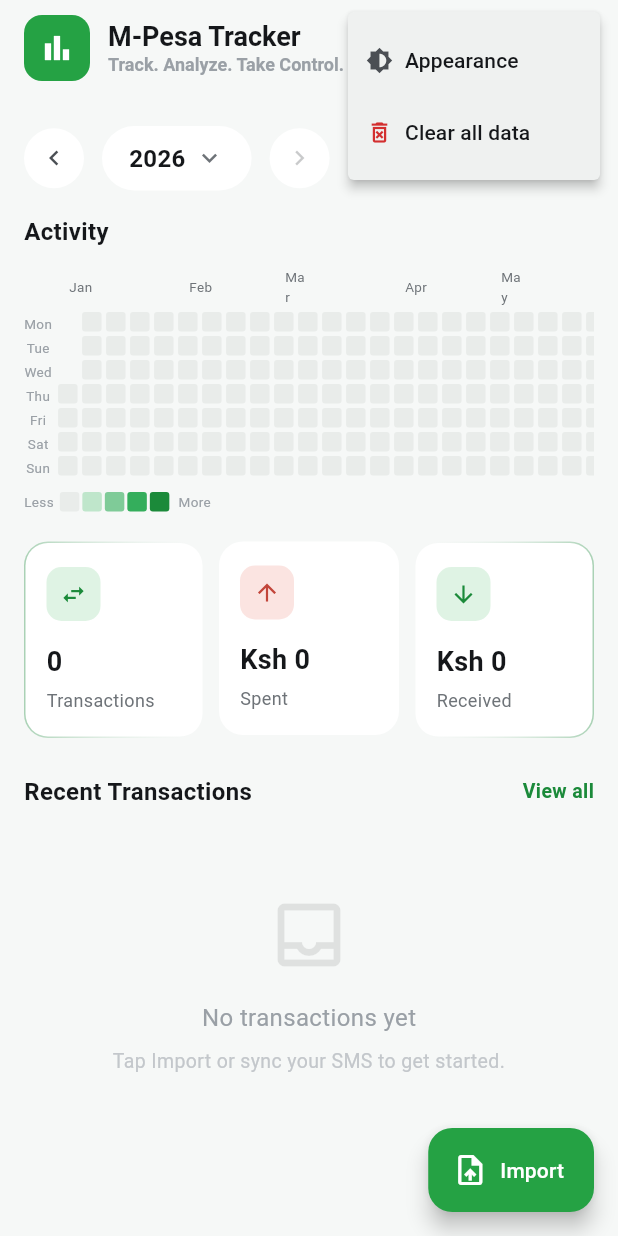
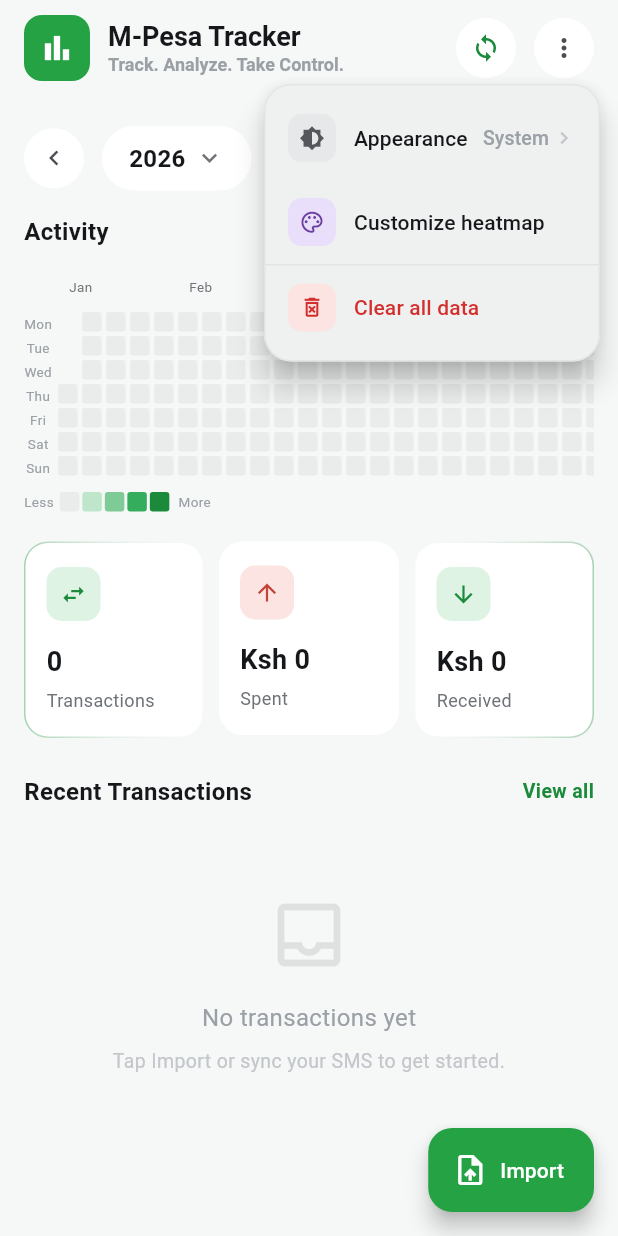
Before and after one commit to lawmaluki/M-Pesa-Activity-Tracker, a Flutter app: the screen it shows after launch, after a tap on the "more vert" icon, on a phone screen of 412 x 824 dp. Run offline on Flutter 3.47's test engine with Material 3 defaults, Android fonts, the phone set to English and light mode, and no system bars; our stand-ins replace csv, file_picker, permission_handler, shared_preferences, sqflite; missing offline and left inert: flutter_sms_inbox, pdfrx; accounts and stored records are empty.

Commit message:
feat(heatmap): let users customize heatmap appearance
Adds a customize sheet for the heatmap's colour theme, cell size and cell
shape, reached from the home screen. Choices persist across launches via
shared_preferences.

Colour palettes live in heatmap_theme.dart rather than inline in the
grid, so every surface that reads intensity colours — the grid, its
legend, and the day-detail intensity dot — stays in sync from one source
and updates live when the setting changes.

Co-Authored-By: Claude Opus 5 <noreply@anthropic.com>

```diff
--- a/lib/main.dart
+++ b/lib/main.dart
@@ -2,6 +2,7 @@ import 'package:flutter/material.dart';
 import 'package:flutter/services.dart';
 import 'package:provider/provider.dart';
 
+import 'providers/heatmap_settings_provider.dart';
 import 'providers/theme_provider.dart';
 import 'providers/transaction_provider.dart';
 import 'screens/home_screen.dart';
@@ -22,6 +23,7 @@ class MpesaTrackerApp extends StatelessWidget {
       providers: [
         ChangeNotifierProvider(create: (_) => TransactionProvider()),
         ChangeNotifierProvider(create: (_) => ThemeProvider()),
+        ChangeNotifierProvider(create: (_) => HeatmapSettingsProvider()),
       ],
       child: Consumer<ThemeProvider>(
         builder: (context, themeProvider, _) {
--- /dev/null
+++ b/lib/providers/heatmap_settings_provider.dart
@@ -0,0 +1,77 @@
+import 'package:flutter/foundation.dart';
+import 'package:shared_preferences/shared_preferences.dart';
+
+import '../theme/heatmap_theme.dart';
+
+/// User-customizable heatmap appearance — color theme, cell size, cell
+/// shape. Applies live everywhere the heatmap's colors are read (the grid,
+/// its legend, and the day-detail intensity dot) since those all watch this
+/// provider. Choices persist across launches.
+class HeatmapSettingsProvider extends ChangeNotifier {
+  static const _colorKey = 'heatmap_color_theme';
+  static const _sizeKey = 'heatmap_cell_size';
+  static const _shapeKey = 'heatmap_cell_shape';
+
+  HeatmapColorTheme _colorTheme = HeatmapColorTheme.green;
+  HeatmapCellSize _cellSize = HeatmapCellSize.medium;
+  HeatmapCellShape _cellShape = HeatmapCellShape.square;
+
+  HeatmapColorTheme get colorTheme => _colorTheme;
+  HeatmapCellSize get cellSize => _cellSize;
+  HeatmapCellShape get cellShape => _cellShape;
+
+  HeatmapSettingsProvider() {
+    _load();
+  }
+
+  Future<void> _load() async {
+    try {
+      final prefs = await SharedPreferences.getInstance();
+      _colorTheme = HeatmapColorTheme.values.firstWhere(
+        (c) => c.name == prefs.getString(_colorKey),
+        orElse: () => HeatmapColorTheme.green,
+      );
+      _cellSize = HeatmapCellSize.values.firstWhere(
+        (s) => s.name == prefs.getString(_sizeKey),
+        orElse: () => HeatmapCellSize.medium,
+      );
+      _cellShape = HeatmapCellShape.values.firstWhere(
+        (s) => s.name == prefs.getString(_shapeKey),
+        orElse: () => HeatmapCellShape.square,
+      );
+      notifyListeners();
+    } catch (_) {
+      // Fall back to defaults if prefs aren't available.
+    }
+  }
+
+  Future<void> setColorTheme(HeatmapColorTheme theme) async {
+    if (_colorTheme == theme) return;
+    _colorTheme = theme;
+    notifyListeners();
+    await _persist(_colorKey, theme.name);
+  }
+
+  Future<void> setCellSize(HeatmapCellSize size) async {
+    if (_cellSize == size) return;
+    _cellSize = size;
+    notifyListeners();
+    await _persist(_sizeKey, size.name);
+  }
+
+  Future<void> setCellShape(HeatmapCellShape shape) async {
+    if (_cellShape == shape) return;
+    _cellShape = shape;
+    notifyListeners();
+    await _persist(_shapeKey, shape.name);
+  }
+
+  Future<void> _persist(String key, String value) async {
+    try {
+      final prefs = await SharedPreferences.getInstance();
+      await prefs.setString(key, value);
+    } catch (_) {
+      // Non-fatal — the choice still applies for this session.
+    }
+  }
+}
--- a/lib/screens/home_screen.dart
+++ b/lib/screens/home_screen.dart
@@ -4,6 +4,7 @@ import '../providers/theme_provider.dart';
 import '../providers/transaction_provider.dart';
 import '../services/sms_service.dart';
 import '../theme/app_colors.dart';
+import '../widgets/heatmap_customize_sheet.dart';
 import '../widgets/heatmap_widget.dart';
 import '../widgets/summary_stats.dart';
 import '../widgets/transaction_card.dart';
@@ -105,6 +106,17 @@ class _HomeScreenState extends State<HomeScreen> {
         ),
       ),
     );
+  }
+
+  static String _appearanceLabel(ThemeMode mode) {
+    switch (mode) {
+      case ThemeMode.system:
+        return 'System';
+      case ThemeMode.light:
+        return 'Light';
+      case ThemeMode.dark:
+        return 'Dark';
+    }
   }
 
   @override
@@ -225,6 +237,13 @@ class _HomeScreenState extends State<HomeScreen> {
         const SizedBox(width: 8),
         PopupMenuButton<String>(
           color: colors.surfaceAlt,
+          elevation: 8,
+          offset: const Offset(0, 48),
+          padding: EdgeInsets.zero,
+          shape: RoundedRectangleBorder(
+            borderRadius: BorderRadius.circular(18),
+            side: BorderSide(color: colors.border),
+          ),
           icon: Container(
             width: 40,
             height: 40,
@@ -238,6 +257,8 @@ class _HomeScreenState extends State<HomeScreen> {
           onSelected: (value) async {
             if (value == 'theme') {
               await _showAppearanceDialog();
+            } else if (value == 'customize_heatmap') {
+              await HeatmapCustomizeSheet.show(context);
             } else if (value == 'clear') {
               final confirm = await showDialog<bool>(
                 context: context,
@@ -267,32 +288,49 @@ class _HomeScreenState extends State<HomeScreen> {
               }
             }
           },
-          itemBuilder: (_) => [
-            PopupMenuItem(
-              value: 'theme',
-              child: Row(
-                children: [
-                  Icon(Icons.brightness_6,
-                      color: colors.textSecondary, size: 18),
-                  const SizedBox(width: 8),
-                  Text('Appearance',
-                      style: TextStyle(color: colors.textPrimary)),
-                ],
+          itemBuilder: (_) {
+            final mode = context.read<ThemeProvider>().mode;
+            return [
+              PopupMenuItem(
+                value: 'theme',
+                height: 56,
+                child: _MenuTile(
+                  icon: Icons.brightness_6,
+                  iconBg: colors.neutralTintBg,
+                  iconColor: colors.neutralTintIcon,
+                  label: 'Appearance',
+                  trailing: _appearanceLabel(mode),
+                ),
               ),
-            ),
-            PopupMenuItem(
-              value: 'clear',
-              child: Row(
-                children: [
-                  Icon(Icons.delete_forever_outlined,
-                      color: colors.dangerAccent, size: 18),
-                  const SizedBox(width: 8),
-                  Text('Clear all data',
-                      style: TextStyle(color: colors.textPrimary)),
-                ],
+              PopupMenuItem(
+                value: 'customize_heatmap',
+                height: 56,
+                child: _MenuTile(
+                  icon: Icons.palette_outlined,
+                  iconBg: colors.purpleTintBg,
+                  iconColor: colors.purpleTintIcon,
+                  label: 'Customize heatmap',
+                ),
               ),
-            ),
-          ],
+              PopupMenuItem(
+                enabled: false,
+                height: 1,
+                padding: EdgeInsets.zero,
+                child: Divider(height: 1, color: colors.border),
+              ),
+              PopupMenuItem(
+                value: 'clear',
+                height: 56,
+                child: _MenuTile(
+                  icon: Icons.delete_forever_outlined,
+                  iconBg: colors.redTintBg,
+                  iconColor: colors.dangerAccent,
+                  label: 'Clear all data',
+                  labelColor: colors.dangerAccent,
+                ),
+              ),
+            ];
+          },
         ),
         const SizedBox(width: 12),
       ],
@@ -381,6 +419,65 @@ class _AppearanceOption extends StatelessWidget {
             Text(label, style: TextStyle(color: colors.textPrimary)),
           ],
         ),
+      ),
+    );
+  }
+}
+
+class _MenuTile extends StatelessWidget {
+  final IconData icon;
+  final Color iconBg;
+  final Color iconColor;
+  final String label;
+  final Color? labelColor;
+  final String? trailing;
+
+  const _MenuTile({
+    required this.icon,
+    required this.iconBg,
+    required this.iconColor,
+    required this.label,
+    this.labelColor,
+    this.trailing,
+  });
+
+  @override
+  Widget build(BuildContext context) {
+    final colors = context.colors;
+    return Padding(
+      padding: const EdgeInsets.symmetric(horizontal: 4),
+      child: Row(
+        children: [
+          Container(
+            width: 32,
+            height: 32,
+            decoration: BoxDecoration(
+              color: iconBg,
+              borderRadius: BorderRadius.circular(9),
+            ),
+            child: Icon(icon, color: iconColor, size: 17),
+          ),
+          const SizedBox(width: 12),
+          Expanded(
+            child: Text(
+              label,
+              style: TextStyle(
+                color: labelColor ?? colors.textPrimary,
+                fontWeight: FontWeight.w500,
+                fontSize: 14,
+              ),
+            ),
+          ),
+          if (trailing != null) ...[
+            Text(
+              trailing!,
+              style: TextStyle(color: colors.textMuted, fontSize: 13),
+            ),
+            const SizedBox(width: 2),
+            Icon(Icons.chevron_right_outlined,
+                color: colors.textFaint, size: 16),
+          ],
+        ],
       ),
     );
   }
--- /dev/null
+++ b/lib/theme/heatmap_theme.dart
@@ -0,0 +1,179 @@
+import 'package:flutter/material.dart';
+
+/// Color families a user can pick for the activity heatmap. Level 0 (no
+/// activity) always comes from [AppColors.heatmapLevels] so it stays a
+/// neutral tone matching the app's surface — only levels 1–4 (increasing
+/// activity) vary by theme.
+enum HeatmapColorTheme {
+  green,
+  blue,
+  purple,
+  amber,
+  maroon,
+  babyPink;
+
+  String get label {
+    switch (this) {
+      case HeatmapColorTheme.green:
+        return 'Green';
+      case HeatmapColorTheme.blue:
+        return 'Blue';
+      case HeatmapColorTheme.purple:
+        return 'Purple';
+      case HeatmapColorTheme.amber:
+        return 'Amber';
+      case HeatmapColorTheme.maroon:
+        return 'Maroon';
+      case HeatmapColorTheme.babyPink:
+        return 'Baby Pink';
+    }
+  }
+
+  /// Four colors, level 1 (lightest activity) through level 4 (heaviest),
+  /// tuned separately for dark and light app themes.
+  List<Color> ramp(Brightness brightness) {
+    final isDark = brightness == Brightness.dark;
+    switch (this) {
+      case HeatmapColorTheme.green:
+        return isDark
+            ? const [
+                Color(0xFF0A3D1F),
+                Color(0xFF1A6B38),
+                Color(0xFF25A244),
+                Color(0xFF4CD964),
+              ]
+            : const [
+                Color(0xFFBFE6CB),
+                Color(0xFF7FCB98),
+                Color(0xFF34AE5C),
+                Color(0xFF1B8A3A),
+              ];
+      case HeatmapColorTheme.blue:
+        return isDark
+            ? const [
+                Color(0xFF0A2C4D),
+                Color(0xFF15477A),
+                Color(0xFF2166B0),
+                Color(0xFF4C9CE0),
+              ]
+            : const [
+                Color(0xFFCFE3F7),
+                Color(0xFF8FC0EC),
+                Color(0xFF3E86D0),
+                Color(0xFF1A5A9E),
+              ];
+      case HeatmapColorTheme.purple:
+        return isDark
+            ? const [
+                Color(0xFF2A0A4D),
+                Color(0xFF47157A),
+                Color(0xFF6621B0),
+                Color(0xFF9C4CE0),
+              ]
+            : const [
+                Color(0xFFE3CFF7),
+                Color(0xFFC08FEC),
+                Color(0xFF863ED0),
+                Color(0xFF5A1A9E),
+              ];
+      case HeatmapColorTheme.amber:
+        return isDark
+            ? const [
+                Color(0xFF4D3A0A),
+                Color(0xFF7A5C15),
+                Color(0xFFB08321),
+                Color(0xFFE0B44C),
+              ]
+            : const [
+                Color(0xFFF7EACF),
+                Color(0xFFECCE8F),
+                Color(0xFFD0983E),
+                Color(0xFF9E6E1A),
+              ];
+      case HeatmapColorTheme.maroon:
+        return isDark
+            ? const [
+                Color(0xFF4D0A16),
+                Color(0xFF7A1526),
+                Color(0xFFB0212F),
+                Color(0xFFE04C56),
+              ]
+            : const [
+                Color(0xFFF7CFD3),
+                Color(0xFFECA0A8),
+                Color(0xFFD04C58),
+                Color(0xFF9E1A26),
+              ];
+      case HeatmapColorTheme.babyPink:
+        return isDark
+            ? const [
+                Color(0xFF4D1A2E),
+                Color(0xFF7A2F47),
+                Color(0xFFB0466B),
+                Color(0xFFE080A0),
+              ]
+            : const [
+                Color(0xFFF7DCE8),
+                Color(0xFFECAECD),
+                Color(0xFFD06B9E),
+                Color(0xFF9E3A6E),
+              ];
+    }
+  }
+
+  /// A single representative color for pickers/swatches.
+  Color swatch(Brightness brightness) => ramp(brightness)[3];
+}
+
+enum HeatmapCellSize {
+  small,
+  medium,
+  large;
+
+  String get label {
+    switch (this) {
+      case HeatmapCellSize.small:
+        return 'S';
+      case HeatmapCellSize.medium:
+        return 'M';
+      case HeatmapCellSize.large:
+        return 'L';
+    }
+  }
+
+  double get cellSize {
+    switch (this) {
+      case HeatmapCellSize.small:
+        return 10.0;
+      case HeatmapCellSize.medium:
+        return 13.0;
+      case HeatmapCellSize.large:
+        return 16.0;
+    }
+  }
+
+  double get gap {
+    switch (this) {
+      case HeatmapCellSize.small:
+        return 2.0;
+      case HeatmapCellSize.medium:
+        return 3.0;
+      case HeatmapCellSize.large:
+        return 4.0;
+    }
+  }
+}
+
+enum HeatmapCellShape {
+  square,
+  circle;
+
+  String get label {
+    switch (this) {
+      case HeatmapCellShape.square:
+        return 'Square';
+      case HeatmapCellShape.circle:
+        return 'Circle';
+    }
+  }
+}
--- a/lib/widgets/heatmap_widget.dart
+++ b/lib/widgets/heatmap_widget.dart
@@ -1,12 +1,17 @@
 import 'package:flutter/material.dart';
 import 'package:intl/intl.dart';
+import 'package:provider/provider.dart';
 
+import '../providers/heatmap_settings_provider.dart';
 import '../theme/app_colors.dart';
+import '../theme/heatmap_theme.dart';
 
 /// GitHub-style contribution heatmap for M-Pesa transaction activity.
 ///
 /// Renders a 53-week grid (columns = weeks, rows = Mon–Sun).
 /// Each cell is coloured by [intensityFor] — 0 = no activity, 4 = very high.
+/// Color theme, cell size, and cell shape all come from
+/// [HeatmapSettingsProvider] so changes in the customize sheet apply live.
 class HeatmapWidget extends StatelessWidget {
   final int year;
   final Map<String, int> dailyCounts;
@@ -21,10 +26,6 @@ class HeatmapWidget extends StatelessWidget {
     this.onDayTap,
   });
 
-  static const _cellSize = 13.0;
-  static const _gap = 3.0;
-  static const _unit = _cellSize + _gap;
-
   static const _dayLabels = [
     'Mon', 'Tue', 'Wed', 'Thu', 'Fri', 'Sat', 'Sun',
   ];
@@ -32,20 +33,25 @@ class HeatmapWidget extends StatelessWidget {
   @override
   Widget build(BuildContext context) {
     final weeks = _buildWeeks(year);
-    final totalWidth = weeks.length * _unit;
-    final colours = context.colors.heatmapLevels;
+    final settings = context.watch<HeatmapSettingsProvider>();
+    final cellSize = settings.cellSize.cellSize;
+    final gap = settings.cellSize.gap;
+    final unit = cellSize + gap;
+    final shape = settings.cellShape;
+    final totalWidth = weeks.length * unit;
+    final colours = resolveHeatmapColours(context, settings.colorTheme);
 
     return SingleChildScrollView(
       scrollDirection: Axis.horizontal,
       child: Column(
         crossAxisAlignment: CrossAxisAlignment.start,
         children: [
-          _MonthRow(weeks: weeks, unit: _unit),
+          _MonthRow(weeks: weeks, unit: unit),
           const SizedBox(height: 4),
           Row(
             crossAxisAlignment: CrossAxisAlignment.start,
             children: [
-              _DayLabelColumn(labels: _dayLabels, unit: _unit),
+              _DayLabelColumn(labels: _dayLabels, unit: unit),
               const SizedBox(width: 4),
               SizedBox(
                 width: totalWidth,
@@ -55,8 +61,9 @@ class HeatmapWidget extends StatelessWidget {
                     week: week,
                     dailyCounts: dailyCounts,
                     colours: colours,
-                    cellSize: _cellSize,
-                    gap: _gap,
+                    cellSize: cellSize,
+                    gap: gap,
+                    shape: shape,
                     onDayTap: onDayTap,
                   )).toList(),
                 ),
@@ -64,7 +71,7 @@ class HeatmapWidget extends StatelessWidget {
             ],
           ),
           const SizedBox(height: 8),
-          _Legend(colours: colours, cellSize: _cellSize),
+          _Legend(colours: colours, cellSize: cellSize, shape: shape),
         ],
       ),
     );
@@ -98,12 +105,23 @@ class HeatmapWidget extends StatelessWidget {
   }
 }
 
+/// Level 0 (no activity) stays a neutral surface-matched tone from the app
+/// theme; levels 1–4 come from the user's chosen [HeatmapColorTheme].
+/// Shared by the grid, its legend, and the day-detail intensity dot so they
+/// always agree on color.
+List<Color> resolveHeatmapColours(BuildContext context, HeatmapColorTheme theme) {
+  final emptyColor = context.colors.heatmapLevels[0];
+  final brightness = Theme.of(context).brightness;
+  return [emptyColor, ...theme.ramp(brightness)];
+}
+
 class _WeekColumn extends StatelessWidget {
   final List<DateTime?> week;
   final Map<String, int> dailyCounts;
   final List<Color> colours;
   final double cellSize;
   final double gap;
+  final HeatmapCellShape shape;
   final void Function(DateTime, int)? onDayTap;
 
   const _WeekColumn({
@@ -112,6 +130,7 @@ class _WeekColumn extends StatelessWidget {
     required this.colours,
     required this.cellSize,
     required this.gap,
+    required this.shape,
     required this.onDayTap,
   });
 
@@ -126,6 +145,7 @@ class _WeekColumn extends StatelessWidget {
           colours: colours,
           cellSize: cellSize,
           gap: gap,
+          shape: shape,
           onTap: onDayTap,
         )).toList(),
       ),
@@ -142,6 +162,7 @@ class _DayCell extends StatelessWidget {
   final List<Color> colours;
   final double cellSize;
   final double gap;
+  final HeatmapCellShape shape;
   final void Function(DateTime, int)? onTap;
 
   const _DayCell({
@@ -150,6 +171,7 @@ class _DayCell extends StatelessWidget {
     required this.colours,
     required this.cellSize,
     required this.gap,
+    required this.shape,
     required this.onTap,
   });
 
@@ -171,6 +193,7 @@ class _DayCell extends StatelessWidget {
     final isFuture = _isFuture(day!);
     final isToday = _isToday(day!);
     final color = isFuture ? Colors.transparent : colours[_intensity];
+    final isCircle = shape == HeatmapCellShape.circle;
 
     return GestureDetector(
       onTap: isFuture ? null : () => onTap?.call(day!, count),
@@ -186,7 +209,8 @@ class _DayCell extends StatelessWidget {
             height: cellSize,
             decoration: BoxDecoration(
               color: color,
-              borderRadius: BorderRadius.circular(2),
+              shape: isCircle ? BoxShape.circle : BoxShape.rectangle,
+              borderRadius: isCircle ? null : BorderRadius.circular(2),
               border: isFuture
                   ? Border.all(color: colors.heatmapFutureBorder, width: 1)
                   : (isToday
@@ -282,12 +306,14 @@ class _DayLabelColumn extends StatelessWidget {
 class _Legend extends StatelessWidget {
   final List<Color> colours;
   final double cellSize;
+  final HeatmapCellShape shape;
 
-  const _Legend({required this.colours, required this.cellSize});
+  const _Legend({required this.colours, required this.cellSize, required this.shape});
 
   @override
   Widget build(BuildContext context) {
     final labelColor = context.colors.textMuted;
+    final isCircle = shape == HeatmapCellShape.circle;
     return Row(
       mainAxisSize: MainAxisSize.min,
       children: [
@@ -300,7 +326,8 @@ class _Legend extends StatelessWidget {
             height: cellSize,
             decoration: BoxDecoration(
               color: colours[i],
-              borderRadius: BorderRadius.circular(2),
+              shape: isCircle ? BoxShape.circle : BoxShape.rectangle,
+              borderRadius: isCircle ? null : BorderRadius.circular(2),
             ),
           ),
         )),
```
Also changed, not shown: lib/screens/day_detail_screen.dart (+32 -6 lines), lib/widgets/heatmap_customize_sheet.dart (added, +209 -0 lines).
